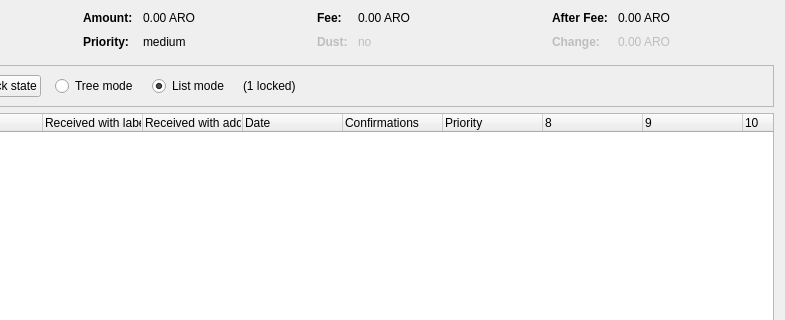
Old version of the form src/qt/forms/coincontroldialog.ui in the repository apeironcoin/apeiron; both pictures show x 169 to 954 and y 0 to 320 of the 954 by 500 pixel window.
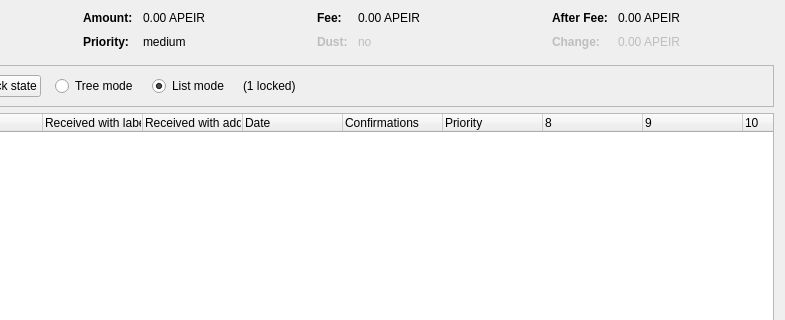
New version of the form. Custom widgets are drawn as their Qt base class.

Commit message: v1.1 update (Re-name Ticker : ARO -> APEIR)

What changed in the file:
```diff
--- a/src/qt/forms/coincontroldialog.ui
+++ b/src/qt/forms/coincontroldialog.ui
@@ -132,7 +132,7 @@
           <enum>Qt::ActionsContextMenu</enum>
          </property>
          <property name="text">
-          <string notr="true">0.00 ARO</string>
+          <string notr="true">0.00 APEIR</string>
          </property>
          <property name="textInteractionFlags">
           <set>Qt::LinksAccessibleByMouse|Qt::TextSelectableByKeyboard|Qt::TextSelectableByMouse</set>
@@ -206,7 +206,7 @@
           <enum>Qt::ActionsContextMenu</enum>
          </property>
          <property name="text">
-          <string notr="true">0.00 ARO</string>
+          <string notr="true">0.00 APEIR</string>
          </property>
          <property name="textInteractionFlags">
           <set>Qt::LinksAccessibleByMouse|Qt::TextSelectableByKeyboard|Qt::TextSelectableByMouse</set>
@@ -286,7 +286,7 @@
           <enum>Qt::ActionsContextMenu</enum>
          </property>
          <property name="text">
-          <string notr="true">0.00 ARO</string>
+          <string notr="true">0.00 APEIR</string>
          </property>
          <property name="textInteractionFlags">
           <set>Qt::LinksAccessibleByMouse|Qt::TextSelectableByKeyboard|Qt::TextSelectableByMouse</set>
@@ -321,7 +321,7 @@
           <enum>Qt::ActionsContextMenu</enum>
          </property>
          <property name="text">
-          <string notr="true">0.00 ARO</string>
+          <string notr="true">0.00 APEIR</string>
          </property>
          <property name="textInteractionFlags">
           <set>Qt::LinksAccessibleByMouse|Qt::TextSelectableByKeyboard|Qt::TextSelectableByMouse</set>
```
The commit also changes 190 other files.
